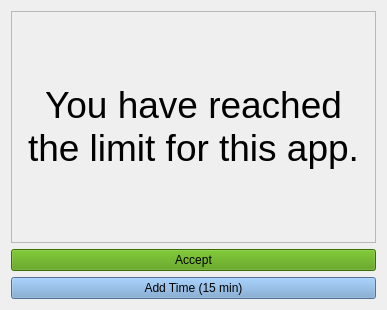
j718/screentime, file src/main/resources/base/closer.ui: the form before one commit.
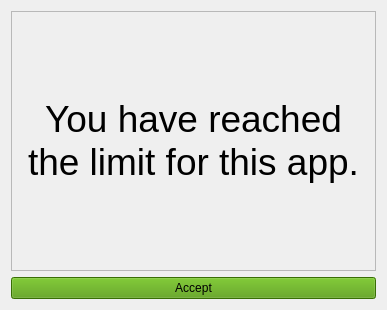
The form after the commit.

Commit message: removed ability to increase time

Diff of the .ui file:
```diff
--- a/src/main/resources/base/closer.ui
+++ b/src/main/resources/base/closer.ui
@@ -28,7 +28,7 @@
         <x>0</x>
         <y>0</y>
         <width>371</width>
-        <height>210</height>
+        <height>252</height>
        </rect>
       </property>
       <layout class="QVBoxLayout" name="verticalLayout_2">
@@ -59,16 +59,6 @@
      </property>
     </widget>
    </item>
-   <item>
-    <widget class="QPushButton" name="add_button">
-     <property name="styleSheet">
-      <string notr="true">background-color: rgb(114, 159, 207);</string>
-     </property>
-     <property name="text">
-      <string>Add Time (15 min)</string>
-     </property>
-    </widget>
-   </item>
   </layout>
  </widget>
  <resources/>
```
The commit also changes 4 other files.
